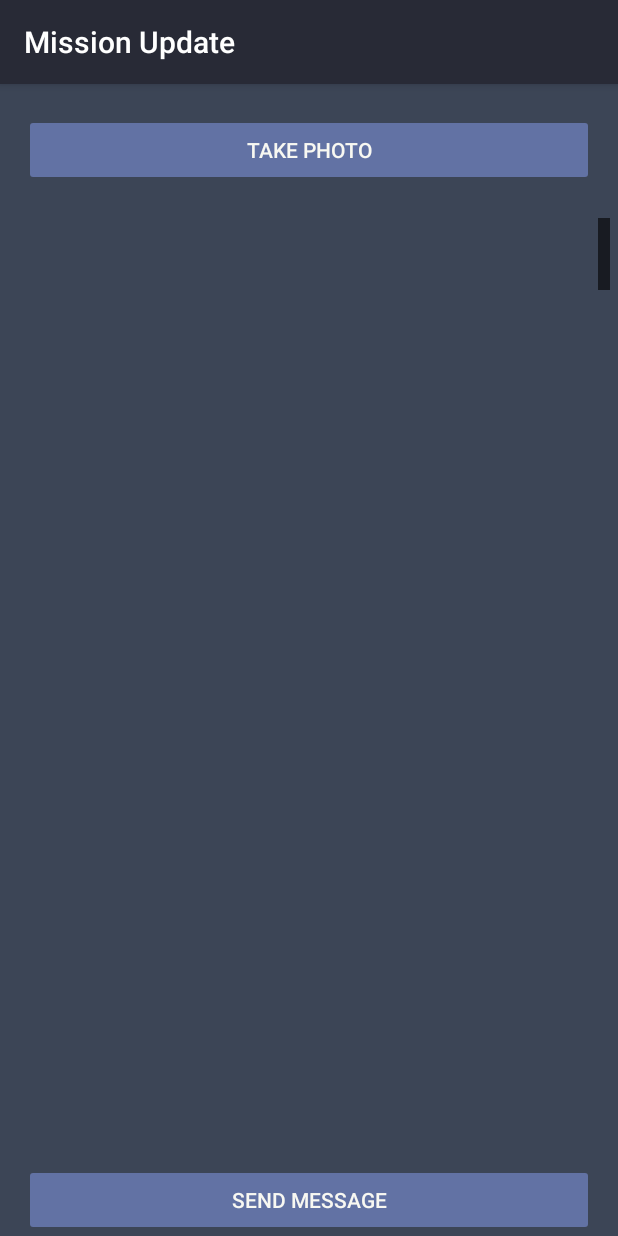
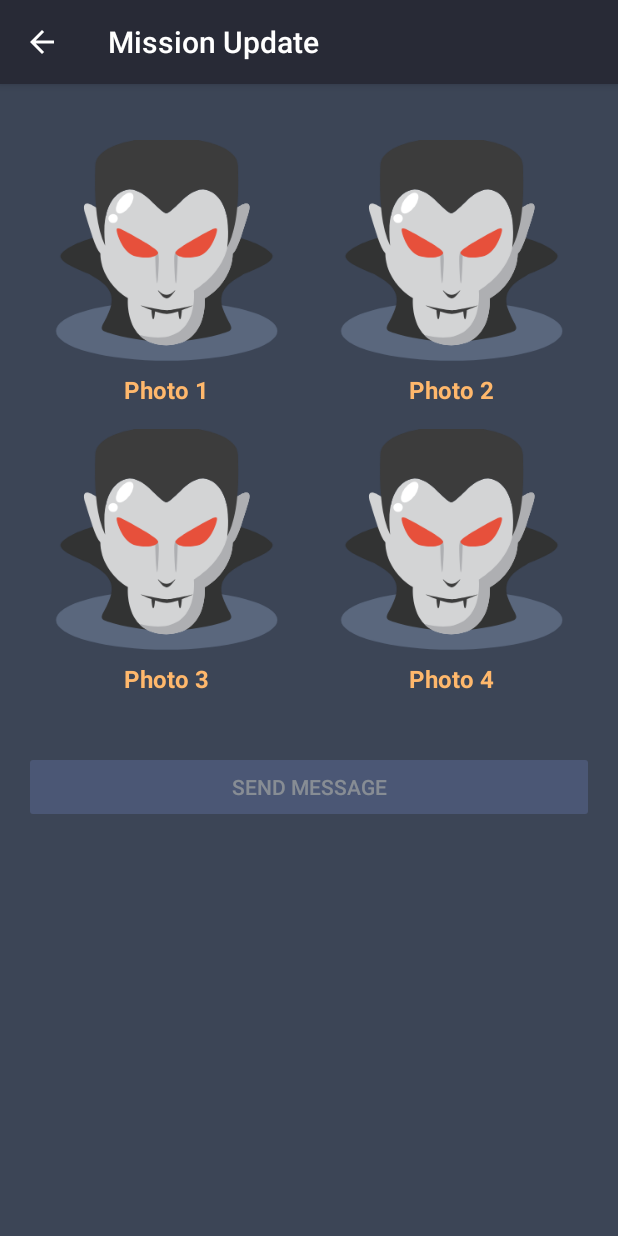
Before and after one commit to allanim/mad4124-xlambton, an Android app: the SendPhotoActivity screen opened directly, with no data from a screen before it, on a phone screen of 412 x 824 dp. Run offline under Robolectric (Android 15) with nearby library versions, the light colour scheme and no system bars; 1 statement that could not run was skipped.

Commit message:
Update send photo

```diff
--- a/app/src/main/java/ca/lambton/allan/xlambton/SendPhotoActivity.java
+++ b/app/src/main/java/ca/lambton/allan/xlambton/SendPhotoActivity.java
@@ -1,13 +1,174 @@
 package ca.lambton.allan.xlambton;
 
+import android.app.Activity;
+import android.content.Intent;
+import android.net.Uri;
+import android.os.Build;
+import android.os.Bundle;
+import android.provider.MediaStore;
+import android.support.annotation.Nullable;
+import android.support.v4.content.FileProvider;
+import android.support.v7.app.ActionBar;
 import android.support.v7.app.AppCompatActivity;
-import android.os.Bundle;
+import android.telephony.gsm.SmsManager;
+import android.view.MenuItem;
+import android.widget.Button;
+import android.widget.GridView;
+
+import java.io.File;
+import java.util.ArrayList;
+import java.util.List;
+
+import ca.lambton.allan.xlambton.adapter.SendPhotoAdapter;
+import ca.lambton.allan.xlambton.database.model.Agent;
 
 public class SendPhotoActivity extends AppCompatActivity {
+
+    private static final int CAMERA_CODE = 900;
+    private static final int SMS_CODE = 888;
+
+    private List<String> photoList;
+    private GridView gridView;
+    private Button sendPhoto;
+    private String tempTakenPhoto;
 
     @Override
     protected void onCreate(Bundle savedInstanceState) {
         super.onCreate(savedInstanceState);
         setContentView(R.layout.activity_send_photo);
+
+        // action bar
+        ActionBar actionBar = getSupportActionBar();
+        if (actionBar != null) {
+            getSupportActionBar().setDisplayHomeAsUpEnabled(true);
+        }
+
+        // init photo, total 4 photos
+        photoList = new ArrayList<>();
+        for (int i = 0; i < 4; i++) {
+            photoList.add("");
+        }
+
+        // get agent
+        Agent agent = (Agent) getIntent().getSerializableExtra("agent");
+
+        // set grid
+        gridView = findViewById(R.id.grid_photo);
+        gridView.setOnItemClickListener((parent, view, position, id) -> takePhoto(position));
+
+        // set send photo
+        sendPhoto = findViewById(R.id.send_photo);
+        sendPhoto.setText("Send photo(s) to " + agent.getName());
+        sendPhoto.setOnClickListener(v -> {
+            if (!hasPhoto()) {
+                return;
+            }
+
+
+            Intent sendIntent = new Intent(Intent.ACTION_SEND_MULTIPLE);
+            sendIntent.addCategory(Intent.CATEGORY_DEFAULT);
+            sendIntent.setData(Uri.parse("mmsto:" + agent.getPhone()));
+            sendIntent.setType("image/*");
+
+            sendIntent.putExtra(Intent.EXTRA_PHONE_NUMBER, agent.getPhone());
+            sendIntent.putExtra("address", agent.getPhone());
+            sendIntent.putExtra(Intent.EXTRA_TEXT, "Hi " + agent.getName() + "!\n");
+            sendIntent.putExtra("sms_body", "Hi " + agent.getName() + "!\n");
+
+            sendIntent.putParcelableArrayListExtra(Intent.EXTRA_STREAM, converter(getPhotos()));
+            sendIntent.addFlags(Intent.FLAG_GRANT_READ_URI_PERMISSION);
+
+            startActivity(sendIntent);
+        });
+    }
+
+    private void loadGrid() {
+        gridView.setAdapter(new SendPhotoAdapter(this, photoList));
+    }
+
+    private void loadSendButton() {
+        boolean hasPhoto = hasPhoto();
+        sendPhoto.setEnabled(hasPhoto);
+        sendPhoto.setAlpha(hasPhoto ? 1.0f : 0.4f);
+    }
+
+    private boolean hasPhoto() {
+        boolean hasPhoto = false;
+        for (String path : photoList) {
+            if (!path.isEmpty()) {
+                hasPhoto = true;
+            }
+        }
+        return hasPhoto;
+    }
+
+    private String[] getPhotos() {
+        List<String> hasPhoto = new ArrayList<>();
+        for (String path : photoList) {
+            if (!path.isEmpty()) {
+                hasPhoto.add(path);
+            }
+        }
+        return hasPhoto.toArray(new String[0]);
+    }
+
+    @Override
+    protected void onResume() {
+        super.onResume();
+        loadGrid();
+        loadSendButton();
+    }
+
+    public void takePhoto(int position) {
+        tempTakenPhoto = getExternalFilesDir(null)
+                + "/" + System.currentTimeMillis() + ".jpg";
+
+        // action camera
+        Intent intentCamera = new Intent(MediaStore.ACTION_IMAGE_CAPTURE);
+        intentCamera.putExtra(MediaStore.EXTRA_OUTPUT, converter(tempTakenPhoto));
+        startActivityForResult(intentCamera, CAMERA_CODE + position);
+    }
+
+    private Uri converter(String filePath) {
+        File file = new File(filePath);
+
+        if (Build.VERSION.SDK_INT < 24) {
+            return Uri.fromFile(file);
+        } else {
+            return FileProvider.getUriForFile(this,
+                    "ca.lambton.allan.xlambton.provider", file);
+        }
+    }
+
+    private ArrayList<Uri> converter(String... filePaths) {
+        ArrayList<Uri> uriList = new ArrayList<>();
+        for (String filePath : filePaths) {
+            uriList.add(converter(filePath));
+        }
+        return uriList;
+    }
+
+    @Override
+    protected void onActivityResult(int requestCode, int resultCode, @Nullable Intent data) {
+        super.onActivityResult(requestCode, resultCode, data);
+
+        if (resultCode == Activity.RESULT_OK) {
+            if (requestCode >= CAMERA_CODE) {
+
+                // update photo
+                int position = requestCode - CAMERA_CODE;
+                photoList.set(position, tempTakenPhoto);
+
+                // refresh
+                loadGrid();
+                loadSendButton();
+            }
+        }
+    }
+
+    @Override
+    public boolean onSupportNavigateUp() {
+        onBackPressed();
+        return true;
     }
 }
--- /dev/null
+++ b/app/src/main/java/ca/lambton/allan/xlambton/adapter/SendPhotoAdapter.java
@@ -0,0 +1,56 @@
+package ca.lambton.allan.xlambton.adapter;
+
+import android.content.Context;
+import android.graphics.Bitmap;
+import android.graphics.BitmapFactory;
+import android.view.LayoutInflater;
+import android.view.View;
+import android.view.ViewGroup;
+import android.widget.ArrayAdapter;
+import android.widget.ImageView;
+import android.widget.TextView;
+
+import java.util.List;
+
+import ca.lambton.allan.xlambton.R;
+
+public class SendPhotoAdapter extends ArrayAdapter<String> {
+
+    private final Context context;
+    private final List<String> photoList;
+
+    public SendPhotoAdapter(Context context, List<String> photoList) {
+        super(context, R.layout.grid_photo, photoList);
+        this.context = context;
+        this.photoList = photoList;
+    }
+
+    @Override
+    public View getView(int position, View convertView, ViewGroup parent) {
+        LayoutInflater inflater = LayoutInflater.from(context);
+
+        // set grid item
+        View view = convertView;
+        if (view == null) {
+            view = inflater.inflate(R.layout.grid_photo, parent, false);
+        }
+
+        // title
+        TextView title = view.findViewById(R.id.item_title);
+        title.setText("Photo " + (position + 1));
+
+        // get image
+        ImageView image = view.findViewById(R.id.item_photo);
+        String photoPath = photoList.get(position);
+        if (!photoPath.isEmpty()) {
+            Bitmap bitmap = BitmapFactory.decodeFile(photoPath);
+            Bitmap lowdefbitmap = Bitmap.createScaledBitmap(bitmap, 100, 100, true);
+
+            image.setImageBitmap(lowdefbitmap);
+            image.setScaleType(ImageView.ScaleType.FIT_XY);
+        }
+
+        return view;
+
+    }
+}
--- a/app/src/main/res/layout/activity_send_photo.xml
+++ b/app/src/main/res/layout/activity_send_photo.xml
@@ -1,59 +1,34 @@
 <?xml version="1.0" encoding="utf-8"?>
 <LinearLayout xmlns:android="http://schemas.android.com/apk/res/android"
-    xmlns:app="http://schemas.android.com/apk/res-auto"
     xmlns:tools="http://schemas.android.com/tools"
     android:layout_width="match_parent"
     android:layout_height="match_parent"
     android:orientation="vertical"
     tools:context=".SendPhotoActivity">
 
-
-    <Button
-        android:id="@+id/take_photo"
+    <GridView
+        android:id="@+id/grid_photo"
         android:layout_width="match_parent"
         android:layout_height="wrap_content"
-        android:layout_marginLeft="16dp"
-        android:layout_marginTop="20dp"
-        android:layout_marginRight="16dp"
-        android:enabled="false"
-        android:text="Take Photo"/>
-
-
-
-    <RelativeLayout
-        android:layout_width="match_parent"
-        android:layout_height="wrap_content"
-        android:layout_marginTop="16dp">
-
-        <GridView
-            android:fastScrollAlwaysVisible="true"
-            android:id="@+id/grid_album"
-            android:layout_width="fill_parent"
-            android:layout_height="wrap_content"
-            android:layout_margin="5dp"
+        android:paddingTop="16dp"
+        android:layout_margin="16dp"
         android:clickable="true"
-            android:columnWidth="100dp"
+        android:columnWidth="150dp"
         android:drawSelectorOnTop="true"
         android:focusable="true"
         android:gravity="center"
         android:horizontalSpacing="0dp"
         android:numColumns="2"
         android:stretchMode="columnWidth"
-            android:paddingBottom="90dp"
         android:verticalSpacing="5dp" />
 
     <Button
-            android:id="@+id/send_message"
+        android:id="@+id/send_photo"
         android:layout_width="match_parent"
         android:layout_height="wrap_content"
-            android:layout_marginLeft="16dp"
-            android:layout_marginTop="20dp"
-            android:layout_marginRight="16dp"
+        android:layout_margin="16dp"
         android:enabled="false"
-            android:layout_alignParentBottom="true"
-            android:text="Send Message"/>
-    </RelativeLayout>
-
+        android:text="Send Message" />
 
 
 </LinearLayout>
--- /dev/null
+++ b/app/src/main/res/layout/grid_photo.xml
@@ -0,0 +1,25 @@
+<?xml version="1.0" encoding="utf-8"?>
+<LinearLayout xmlns:android="http://schemas.android.com/apk/res/android"
+    android:layout_width="wrap_content"
+    android:layout_height="wrap_content"
+    android:layout_marginTop="5dp"
+    android:padding="5dp"
+    android:orientation="vertical">
+
+    <ImageView
+        android:id="@+id/item_photo"
+        android:layout_width="150dp"
+        android:layout_height="150dp"
+        android:src="@drawable/ic_dracula" />
+
+    <TextView
+        android:id="@+id/item_title"
+        android:layout_width="fill_parent"
+        android:layout_height="wrap_content"
+        android:layout_marginTop="5dp"
+        android:gravity="center"
+        android:textSize="16sp"
+        android:text="Photo"
+        android:textColor="@color/orange"
+        android:textStyle="bold" />
+</LinearLayout>
```
Also changed, not shown: app/src/main/AndroidManifest.xml (+5 -5 lines). Lines whose indentation alone changed are shown as unchanged.
